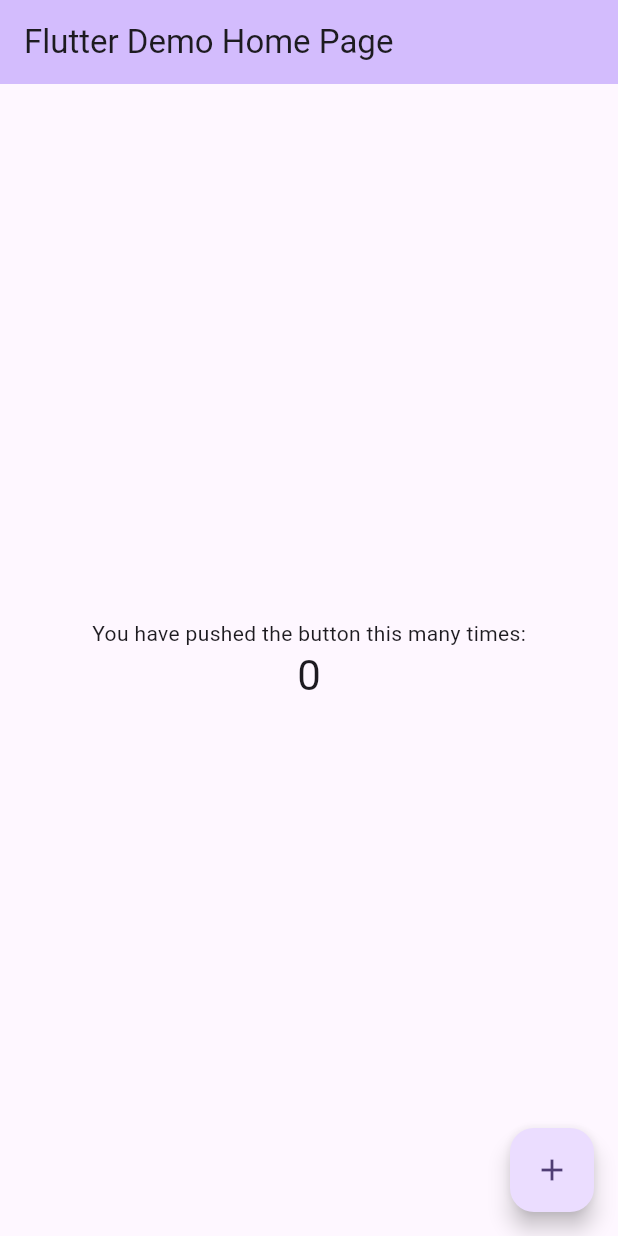
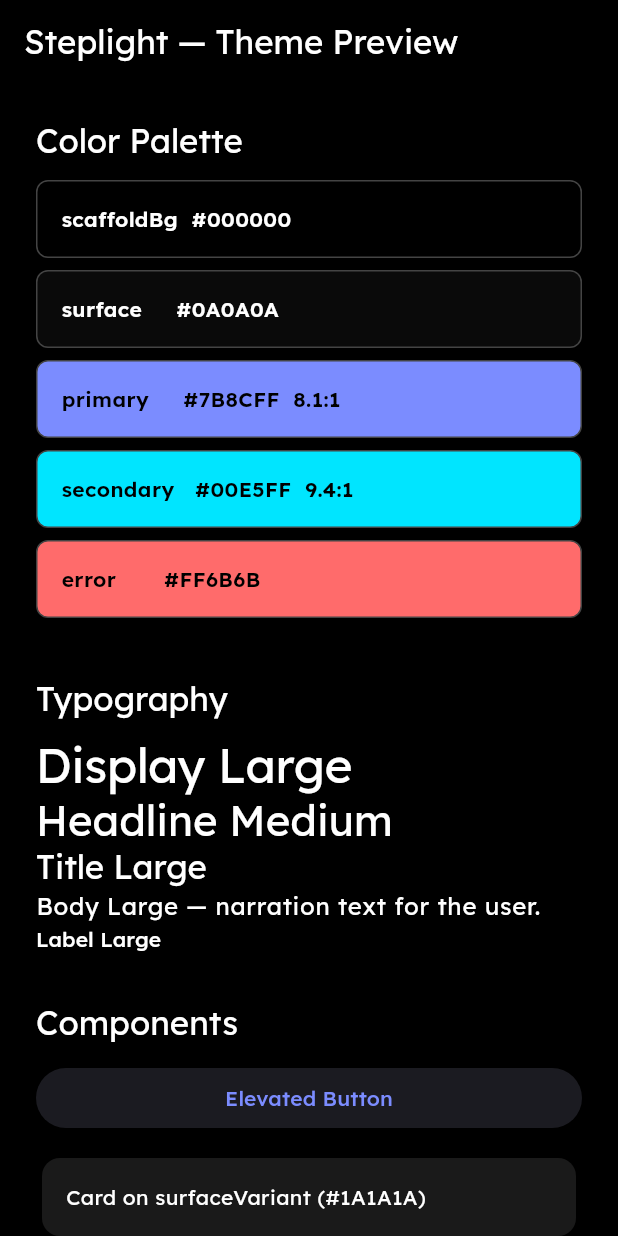
Before and after one commit to raorjun/4435-MIT-challenge, a Flutter app: the screen it shows after launch, on a phone screen of 412 x 824 dp. Run offline on Flutter 3.47's test engine with Material 3 defaults, Android fonts, the phone set to English and light mode, and no system bars; our stand-ins replace google_fonts.

Commit message:
new color screen with lexend font

```diff
--- a/mobile_app/lib/main.dart
+++ b/mobile_app/lib/main.dart
@@ -1,122 +1,106 @@
 import 'package:flutter/material.dart';
+import 'theme/theme.dart';
 
 void main() {
-  runApp(const MyApp());
+  runApp(const SteplightApp());
 }
 
-class MyApp extends StatelessWidget {
-  const MyApp({super.key});
+class SteplightApp extends StatelessWidget {
+  const SteplightApp({super.key});
 
-  // This widget is the root of your application.
   @override
   Widget build(BuildContext context) {
     return MaterialApp(
-      title: 'Flutter Demo',
-      theme: ThemeData(
-        // This is the theme of your application.
-        //
-        // TRY THIS: Try running your application with "flutter run". You'll see
-        // the application has a purple toolbar. Then, without quitting the app,
-        // try changing the seedColor in the colorScheme below to Colors.green
-        // and then invoke "hot reload" (save your changes or press the "hot
-        // reload" button in a Flutter-supported IDE, or press "r" if you used
-        // the command line to start the app).
-        //
-        // Notice that the counter didn't reset back to zero; the application
-        // state is not lost during the reload. To reset the state, use hot
-        // restart instead.
-        //
-        // This works for code too, not just values: Most code changes can be
-        // tested with just a hot reload.
-        colorScheme: .fromSeed(seedColor: Colors.deepPurple),
-      ),
-      home: const MyHomePage(title: 'Flutter Demo Home Page'),
+      title: 'Steplight',
+      debugShowCheckedModeBanner: false,
+      theme: AppTheme.darkTheme,
+      darkTheme: AppTheme.darkTheme,
+      themeMode: ThemeMode.dark, // always dark
+      // Task 1 prep: clamp text scaler so oversized system fonts don't break layout
+      builder: (context, child) {
+        return MediaQuery(
+          data: MediaQuery.of(context).copyWith(
+            textScaler: MediaQuery.textScalerOf(context)
+                .clamp(minScaleFactor: 1.0, maxScaleFactor: 2.5),
+          ),
+          child: child!,
+        );
+      },
+      home: const _ThemePreviewScreen(),
     );
   }
 }
 
-class MyHomePage extends StatefulWidget {
-  const MyHomePage({super.key, required this.title});
-
-  // This widget is the home page of your application. It is stateful, meaning
-  // that it has a State object (defined below) that contains fields that affect
-  // how it looks.
-
-  // This class is the configuration for the state. It holds the values (in this
-  // case the title) provided by the parent (in this case the App widget) and
-  // used by the build method of the State. Fields in a Widget subclass are
-  // always marked "final".
-
-  final String title;
-
-  @override
-  State<MyHomePage> createState() => _MyHomePageState();
-}
-
-class _MyHomePageState extends State<MyHomePage> {
-  int _counter = 0;
-
-  void _incrementCounter() {
-    setState(() {
-      // This call to setState tells the Flutter framework that something has
-      // changed in this State, which causes it to rerun the build method below
-      // so that the display can reflect the updated values. If we changed
-      // _counter without calling setState(), then the build method would not be
-      // called again, and so nothing would appear to happen.
-      _counter++;
-    });
-  }
+/// Simple screen to visually confirm the theme is applied correctly.
+class _ThemePreviewScreen extends StatelessWidget {
+  const _ThemePreviewScreen();
 
   @override
   Widget build(BuildContext context) {
-    // This method is rerun every time setState is called, for instance as done
-    // by the _incrementCounter method above.
-    //
-    // The Flutter framework has been optimized to make rerunning build methods
-    // fast, so that you can just rebuild anything that needs updating rather
-    // than having to individually change instances of widgets.
+    final cs = Theme.of(context).colorScheme;
+    final tt = Theme.of(context).textTheme;
+
     return Scaffold(
-      appBar: AppBar(
-        // TRY THIS: Try changing the color here to a specific color (to
-        // Colors.amber, perhaps?) and trigger a hot reload to see the AppBar
-        // change color while the other colors stay the same.
-        backgroundColor: Theme.of(context).colorScheme.inversePrimary,
-        // Here we take the value from the MyHomePage object that was created by
-        // the App.build method, and use it to set our appbar title.
-        title: Text(widget.title),
-      ),
-      body: Center(
-        // Center is a layout widget. It takes a single child and positions it
-        // in the middle of the parent.
-        child: Column(
-          // Column is also a layout widget. It takes a list of children and
-          // arranges them vertically. By default, it sizes itself to fit its
-          // children horizontally, and tries to be as tall as its parent.
-          //
-          // Column has various properties to control how it sizes itself and
-          // how it positions its children. Here we use mainAxisAlignment to
-          // center the children vertically; the main axis here is the vertical
-          // axis because Columns are vertical (the cross axis would be
-          // horizontal).
-          //
-          // TRY THIS: Invoke "debug painting" (choose the "Toggle Debug Paint"
-          // action in the IDE, or press "p" in the console), to see the
-          // wireframe for each widget.
-          mainAxisAlignment: .center,
-          children: [
-            const Text('You have pushed the button this many times:'),
-            Text(
-              '$_counter',
-              style: Theme.of(context).textTheme.headlineMedium,
+      appBar: AppBar(title: const Text('Steplight — Theme Preview')),
+      body: ListView(
+        padding: const EdgeInsets.all(24),
+        children: [
+          // ── Color swatches ────────────────────────────────────────
+          Text('Color Palette', style: tt.titleLarge),
+          const SizedBox(height: 12),
+          _Swatch(label: 'scaffoldBg  #000000', color: AppTheme.pureBlack, onColor: cs.onSurface),
+          _Swatch(label: 'surface     #0A0A0A', color: cs.surface, onColor: cs.onSurface),
+          _Swatch(label: 'primary     #7B8CFF  8.1:1', color: cs.primary, onColor: cs.onPrimary),
+          _Swatch(label: 'secondary   #00E5FF  9.4:1', color: cs.secondary, onColor: cs.onSecondary),
+          _Swatch(label: 'error       #FF6B6B', color: cs.error, onColor: cs.onError),
+          const SizedBox(height: 32),
+
+          // ── Typography ────────────────────────────────────────────
+          Text('Typography', style: tt.titleLarge),
+          const SizedBox(height: 12),
+          Text('Display Large', style: tt.displayLarge?.copyWith(fontSize: 32)),
+          Text('Headline Medium', style: tt.headlineMedium),
+          Text('Title Large', style: tt.titleLarge),
+          Text('Body Large — narration text for the user.', style: tt.bodyLarge),
+          Text('Label Large', style: tt.labelLarge),
+          const SizedBox(height: 32),
+
+          // ── Components ────────────────────────────────────────────
+          Text('Components', style: tt.titleLarge),
+          const SizedBox(height: 12),
+          ElevatedButton(onPressed: () {}, child: const Text('Elevated Button')),
+          const SizedBox(height: 12),
+          Card(
+            child: Padding(
+              padding: const EdgeInsets.all(16),
+              child: Text('Card on surfaceVariant (#1A1A1A)', style: tt.bodyMedium),
             ),
-          ],
-        ),
-      ),
-      floatingActionButton: FloatingActionButton(
-        onPressed: _incrementCounter,
-        tooltip: 'Increment',
-        child: const Icon(Icons.add),
+          ),
+        ],
       ),
     );
   }
 }
+
+class _Swatch extends StatelessWidget {
+  const _Swatch({required this.label, required this.color, required this.onColor});
+  final String label;
+  final Color color;
+  final Color onColor;
+
+  @override
+  Widget build(BuildContext context) {
+    return Container(
+      margin: const EdgeInsets.only(bottom: 8),
+      height: 52,
+      decoration: BoxDecoration(
+        color: color,
+        border: Border.all(color: AppTheme.outlineColor),
+        borderRadius: BorderRadius.circular(8),
+      ),
+      alignment: Alignment.centerLeft,
+      padding: const EdgeInsets.symmetric(horizontal: 16),
+      child: Text(label, style: TextStyle(color: onColor, fontWeight: FontWeight.w600)),
+    );
+  }
+}
--- a/mobile_app/lib/theme/theme.dart
+++ b/mobile_app/lib/theme/theme.dart
@@ -1,37 +1,67 @@
-import 'package:flutter/material.dart'; // ui kit
-import 'package:google_fonts/google_fonts.dart'; // fonts
+import 'package:flutter/material.dart';
+import 'package:google_fonts/google_fonts.dart';
 
 class AppTheme {
-  static const Color pureBlack = Color(0xFF000000);
-  static const Color surfaceDark = Color(0xFF0A0A0A);
-  static const Color primaryIndigo = Color(0xFF7B8CFF);
-  static const Color onPrimaryText = Color(0xFFFFFFFF);
-  static const Color secondaryCyan = Color(0xFF00E5FF);
+  static const Color pureBlack = Color(0xFF000000); // scaffold bg
+  static const Color surfaceDark = Color(0xFF0A0A0A); // cards, dialogs
+  static const Color surfaceVariant = Color(0xFF1A1A1A); // elevated surfaces
+  static const Color primaryIndigo = Color(0xFF7B8CFF); // 8.1:1 on black
+  static const Color secondaryCyan = Color(0xFF00E5FF); // 9.4:1 on black
+  static const Color onDark = Color(0xFFFFFFFF); // 21:1 on black
   static const Color errorRed = Color(0xFFFF6B6B);
-  static const Color surfaceVariant = Color(0xFF1A1A1A);
   static const Color outlineColor = Color(0xFF444444);
 
-  static ThemeData get darkTheme{
-    final colorScheme = ColorScheme.fromSeed(
-      seedColor: const Color(0xFF1A1A6E),
+  static ThemeData get darkTheme {
+    final colorScheme =
+        ColorScheme.fromSeed(
+          seedColor: const Color(0xFF1A1A6E), // deep indigo seed
           brightness: Brightness.dark,
         ).copyWith(
+          // Surfaces — all near-black
           surface: surfaceDark,
-      onSurface: onPrimaryText,
+          surfaceContainerHighest: surfaceVariant,
+          onSurface: onDark,
+          // Primary
           primary: primaryIndigo,
           onPrimary: pureBlack,
+          // Secondary
           secondary: secondaryCyan,
           onSecondary: pureBlack,
+          // Error
           error: errorRed,
           onError: pureBlack,
-      surfaceContainerHighest: surfaceVariant,
+          // Misc
           outline: outlineColor,
           scrim: pureBlack,
         );
 
-
-
-
+    return ThemeData(
+      useMaterial3: true,
+      colorScheme: colorScheme,
+      scaffoldBackgroundColor: pureBlack,
+      // ← forced pure black
+      dialogTheme:             const DialogThemeData(backgroundColor: surfaceDark),
+      appBarTheme: const AppBarTheme(
+        backgroundColor: pureBlack,
+        foregroundColor: onDark,
+        elevation: 0,
+        scrolledUnderElevation: 0,
+      ),
+      cardTheme: const CardThemeData(
+        color: surfaceVariant,
+        elevation: 0,
+        shadowColor: Colors.transparent,
+      ),
+      drawerTheme: const DrawerThemeData(backgroundColor: pureBlack),
+      bottomSheetTheme: const BottomSheetThemeData(
+        backgroundColor: surfaceDark,
+      ),
+      // Apply Lexend to every text style in the app globally
+      textTheme: GoogleFonts.lexendTextTheme(
+        ThemeData(brightness: Brightness.dark).textTheme,
+      ).apply(bodyColor: onDark, displayColor: onDark),
+      iconTheme:       const IconThemeData(color: secondaryCyan, size: 28),
+      dividerTheme: const DividerThemeData(color: outlineColor, thickness: 1),
+    );
   }
-
 }
```
Lines whose indentation alone changed are shown as unchanged.
